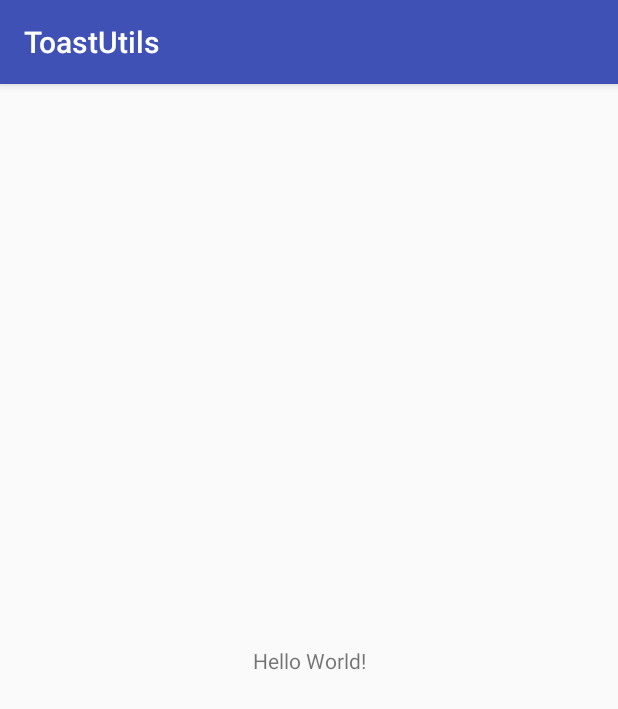
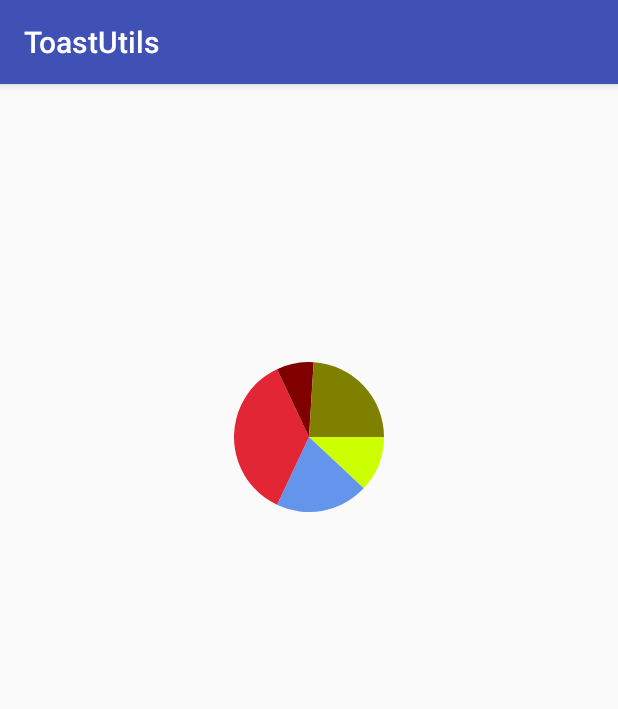
Before and after one commit to A-How/ToastUtils, an Android app: the screen it shows after launch (MainActivity), on a phone screen of 412 x 824 dp. Shown: the top 709 px of the screen. Run offline under Robolectric (Android 15) with nearby library versions, the phone set to English and light mode, and no system bars.

Commit message:
自定义饼状图

```diff
--- a/app/src/main/java/com/zpf/toastutils/MainActivity.java
+++ b/app/src/main/java/com/zpf/toastutils/MainActivity.java
@@ -3,6 +3,11 @@ package com.zpf.toastutils;
 import android.support.v7.app.AppCompatActivity;
 import android.os.Bundle;
 import android.widget.Toast;
+
+import com.zpf.toastutils.view.PieData;
+import com.zpf.toastutils.view.PieView;
+
+import java.util.ArrayList;
 
 public class MainActivity extends AppCompatActivity {
 
@@ -18,6 +23,19 @@ public class MainActivity extends AppCompatActivity {
 
         Toast.makeText(this,"Hello Word",Toast.LENGTH_SHORT).show();
 
+        ArrayList<PieData> pieDataArrayList = new ArrayList<>();
+        PieData pieData = new PieData("ONE",30);
+        PieData pieData2 = new PieData("TWO",50);
+        PieData pieData3 = new PieData("THREE",90);
+        PieData pieData4 = new PieData("FOUR",20);
+        PieData pieData5 = new PieData("FIVE",60);
+        pieDataArrayList.add(pieData);
+        pieDataArrayList.add(pieData2);
+        pieDataArrayList.add(pieData3);
+        pieDataArrayList.add(pieData4);
+        pieDataArrayList.add(pieData5);
+        PieView pieView = findViewById(R.id.pv_show);
+        pieView.setData(pieDataArrayList);
 
     }
 }
--- /dev/null
+++ b/app/src/main/java/com/zpf/toastutils/view/PieData.java
@@ -0,0 +1,74 @@
+package com.zpf.toastutils.view;
+
+import android.support.annotation.NonNull;
+
+/**
+ * Created by zpf on 2018/9/2.
+ */
+
+public class PieData {
+
+    private String name;
+    private float value;
+    private float percenttage;
+
+    private int color;
+    private float angle;
+
+
+    public PieData(@NonNull String name,@NonNull  float value){
+        this.name = name;
+        this.value = value;
+    }
+
+    public String getName() {
+        return name;
+    }
+
+    public void setName(String name) {
+        this.name = name;
+    }
+
+    public float getValue() {
+        return value;
+    }
+
+    public void setValue(float value) {
+        this.value = value;
+    }
+
+    public float getPercenttage() {
+        return percenttage;
+    }
+
+    public void setPercenttage(float percenttage) {
+        this.percenttage = percenttage;
+    }
+
+    public int getColor() {
+        return color;
+    }
+
+    public void setColor(int color) {
+        this.color = color;
+    }
+
+    public float getAngle() {
+        return angle;
+    }
+
+    public void setAngle(float angle) {
+        this.angle = angle;
+    }
+
+    @Override
+    public String toString() {
+        return "PieData{" +
+                "name='" + name + '\'' +
+                ", value=" + value +
+                ", percenttage=" + percenttage +
+                ", color=" + color +
+                ", angle=" + angle +
+                '}';
+    }
+}
--- /dev/null
+++ b/app/src/main/java/com/zpf/toastutils/view/PieView.java
@@ -0,0 +1,100 @@
+package com.zpf.toastutils.view;
+
+import android.content.Context;
+import android.graphics.Canvas;
+import android.graphics.Paint;
+import android.graphics.RectF;
+import android.support.annotation.Nullable;
+import android.util.AttributeSet;
+import android.view.View;
+
+import java.util.ArrayList;
+
+/**
+ * 自定义 饼状图
+ * Created by zpf on 2018/9/2.
+ */
+
+public class PieView extends View {
+
+    // 颜色表 (注意: 此处定义颜色使用的是ARGB，带Alpha通道的)
+    private int[] mColors = {0xFFCCFF00, 0xFF6495ED, 0xFFE32636, 0xFF800000, 0xFF808000, 0xFFFF8C69, 0xFF808080,
+            0xFFE6B800, 0xFF7CFC00};
+
+    private float mStartAngle = 0;
+
+    private ArrayList<PieData> mData;
+
+    private int mWidth,mHeight;
+
+    private Paint mPaint = new Paint();
+
+    public PieView(Context context) {
+        this(context,null);
+    }
+
+    public PieView(Context context, @Nullable AttributeSet attrs) {
+        super(context, attrs);
+        mPaint.setStyle(Paint.Style.FILL);
+        mPaint.setAntiAlias(true);
+    }
+
+    @Override
+    protected void onSizeChanged(int w, int h, int oldw, int oldh) {
+        super.onSizeChanged(w, h, oldw, oldh);
+        mWidth = w;
+        mHeight = h;
+    }
+
+    @Override
+    protected void onDraw(Canvas canvas) {
+        super.onDraw(canvas);
+        if(null == mData)
+            return;
+        float currentStartAngle = mStartAngle;
+        canvas.translate(mWidth/2,mHeight/2);
+        float r = (float) (Math.min(mWidth,mHeight)/2);
+        RectF rect = new RectF(-r,-r,r,r);
+        for (int i= 0;i < mData.size();i++){
+            PieData pieData = mData.get(i);
+            mPaint.setColor(pieData.getColor());
+            canvas.drawArc(rect,currentStartAngle,pieData.getAngle(),true,mPaint);
+            currentStartAngle += pieData.getAngle();
+        }
+    }
+
+    //设置起始角度
+    public void setStartAngle(int mStartAngle){
+        this.mStartAngle = mStartAngle;
+        invalidate(); //刷新
+    }
+
+    public void setData(ArrayList<PieData> mData){
+        this.mData = mData;
+        initData(mData);
+        invalidate();
+    }
+
+    private void initData(ArrayList<PieData> mData) {
+        if (null == mData || mData.size() == 0)
+            return;
+        float sumValue = 0;
+        for (int i = 0; i<mData.size(); i++){
+            PieData pie = mData.get(i);
+            sumValue += pie.getValue();
+            int j = i % mColors.length;
+            pie.setColor(mColors[j]);
+        }
+        float sumAngle = 0;
+        for (int i=0;i<mData.size();i++){
+            PieData pie = mData.get(i);
+            float percentage = pie.getValue() / sumValue;
+            float angle = percentage * 360;
+            pie.setAngle(angle);
+            sumAngle += angle;
+
+        }
+
+    }
+
+}
--- a/app/src/main/res/layout/activity_main.xml
+++ b/app/src/main/res/layout/activity_main.xml
@@ -6,13 +6,17 @@
     android:layout_height="match_parent"
     tools:context="com.zpf.toastutils.MainActivity">
 
-    <TextView
-        android:layout_width="wrap_content"
-        android:layout_height="wrap_content"
-        android:text="Hello World!"
+
+    <com.zpf.toastutils.view.PieView
+        android:id="@+id/pv_show"
+        android:layout_width="100dp"
+        android:layout_height="100dp"
         app:layout_constraintBottom_toBottomOf="parent"
         app:layout_constraintLeft_toLeftOf="parent"
         app:layout_constraintRight_toRightOf="parent"
-        app:layout_constraintTop_toTopOf="parent" />
+        app:layout_constraintTop_toTopOf="parent"
+        app:layout_constraintVertical_bias="0.277" />
+
+
 
 </android.support.constraint.ConstraintLayout>
```
